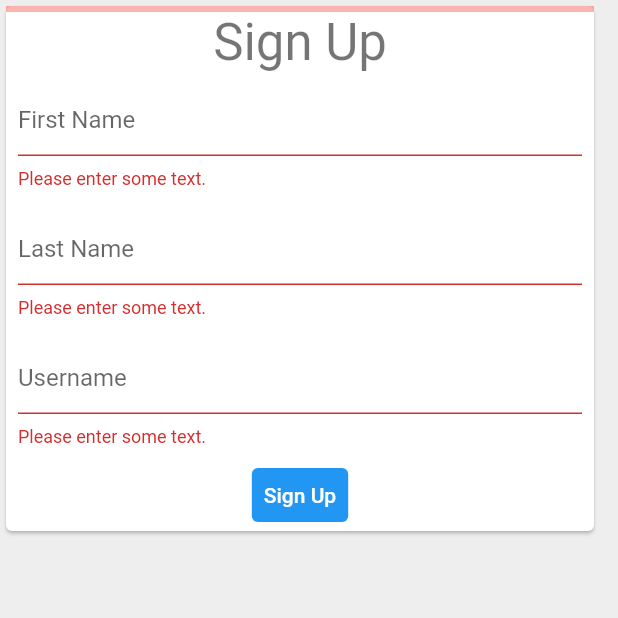
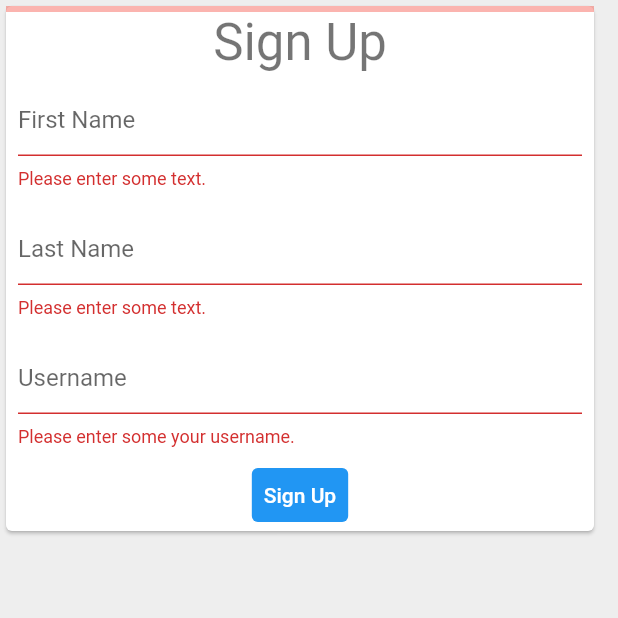
Before and after one commit to ruiyotabby/signin_example, a Flutter app: the screen it shows after launch, after a tap on "Sign Up", on a phone screen of 412 x 824 dp, the top half of it. Run offline on Flutter 3.47's test engine with Material 2 defaults, Android fonts, the phone set to English and light mode, and no system bars.

Commit message:
validating username
Signed-off-by: Ruiyot Abby <ruiyotabby@gmail.com>

```diff
--- a/lib/main.dart
+++ b/lib/main.dart
@@ -126,7 +126,7 @@ class _SignUpFormState extends State<SignUpForm> {
             child: TextFormField(
               validator: (value) {
                 if (value == null || value.isEmpty) {
-                  return 'Please enter some text.';
+                  return 'Please enter some your username.';
                 }
                 return null;
               },
```
